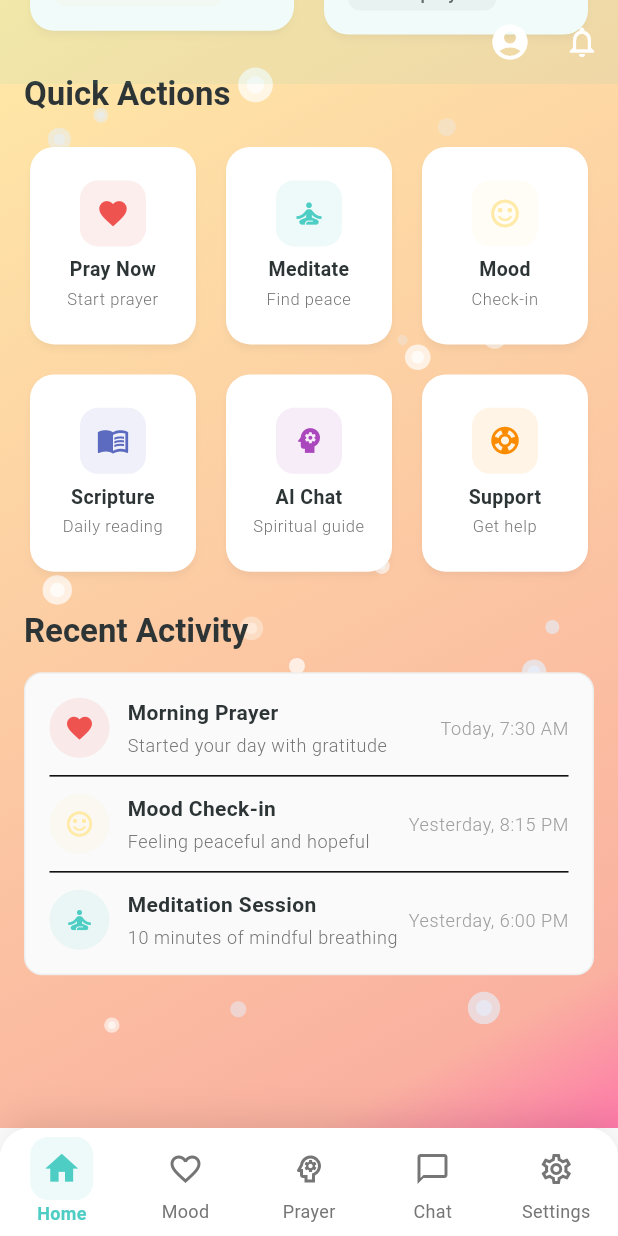
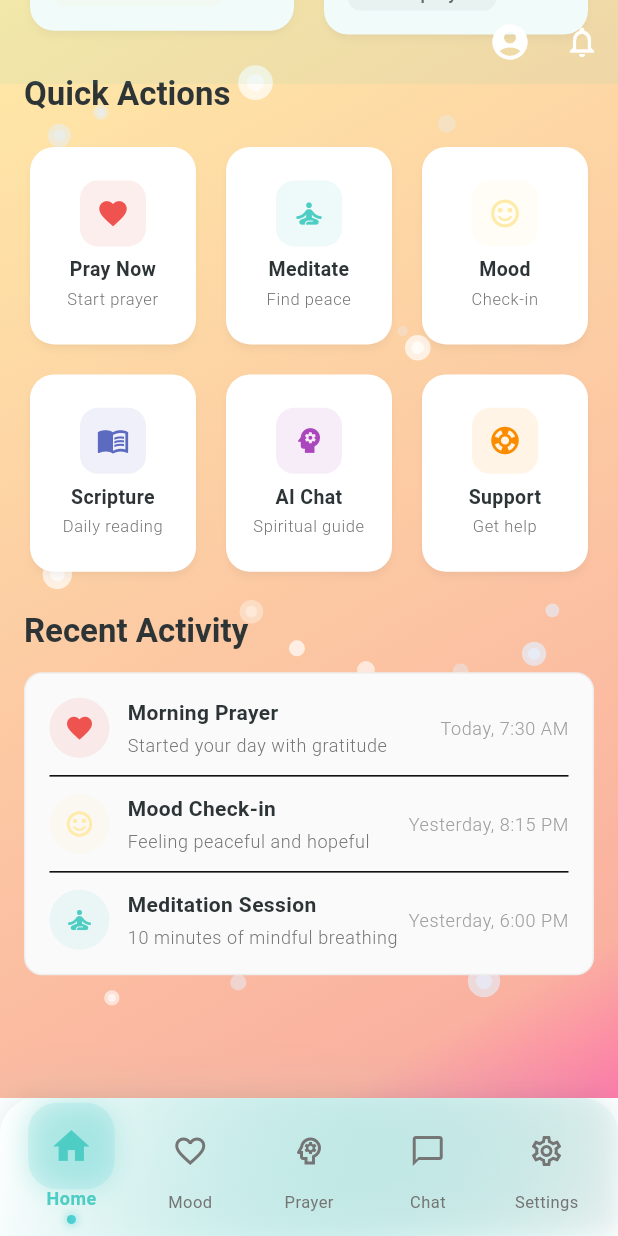
Before and after one commit to ronospace/HealPray, a Flutter app: the AppShell screen opened by its route, scrolled down 576 dp, on a phone screen of 412 x 824 dp. Run offline on Flutter 3.47's test engine with Material 3 defaults, Android fonts, the light colour scheme and no system bars; our stand-ins replace cloud_firestore, connectivity_plus, device_info_plus, equatable, firebase_analytics, firebase_auth and 20 more; accounts and stored records are empty; generated files the repository leaves out were written again; Roboto replaces fonts that are missing (NunitoSans, Poppins).

Commit message:
feat(navigation): Create animated rotating bottom navigation with Flow AI design
- Added smooth 360° rotation animation when icons are tapped
- Implemented scale/pulse animations for active states
- Created gradient background with subtle teal spiritual theme
- Added glowing gradient containers for active icons
- Implemented animated indicator dot below active item
- Enhanced with shadow effects and smooth transitions
- Elastic bounce effect on icon rotation for premium feel
- Custom touch feedback with animated scaling
- Maintains spiritual aesthetic with healing colors

```diff
--- a/healpray_mobile/lib/features/main/widgets/custom_bottom_nav_bar.dart
+++ b/healpray_mobile/lib/features/main/widgets/custom_bottom_nav_bar.dart
@@ -1,9 +1,10 @@
+import 'dart:math' as math;
 import 'package:flutter/material.dart';
 import '../../../core/theme/app_theme.dart';
 import '../screens/app_shell.dart';
 
-/// Custom bottom navigation bar with spiritual theming
-class CustomBottomNavBar extends StatelessWidget {
+/// Custom bottom navigation bar with spiritual theming and rotating animations
+class CustomBottomNavBar extends StatefulWidget {
   const CustomBottomNavBar({
     super.key,
     required this.currentIndex,
@@ -16,61 +17,236 @@ class CustomBottomNavBar extends StatelessWidget {
   final Function(int) onTap;
 
   @override
+  State<CustomBottomNavBar> createState() => _CustomBottomNavBarState();
+}
+
+class _CustomBottomNavBarState extends State<CustomBottomNavBar>
+    with TickerProviderStateMixin {
+  late List<AnimationController> _rotationControllers;
+  late List<AnimationController> _scaleControllers;
+  late List<Animation<double>> _rotationAnimations;
+  late List<Animation<double>> _scaleAnimations;
+  int? _previousIndex;
+
+  @override
+  void initState() {
+    super.initState();
+    _previousIndex = widget.currentIndex;
+
+    // Create animation controllers for each nav item
+    _rotationControllers = List.generate(
+      widget.items.length,
+      (index) => AnimationController(
+        duration: const Duration(milliseconds: 600),
+        vsync: this,
+      ),
+    );
+
+    _scaleControllers = List.generate(
+      widget.items.length,
+      (index) => AnimationController(
+        duration: const Duration(milliseconds: 400),
+        vsync: this,
+      ),
+    );
+
+    // Create rotation animations (0 to 360 degrees)
+    _rotationAnimations = _rotationControllers.map((controller) {
+      return Tween<double>(begin: 0.0, end: 2 * math.pi).animate(
+        CurvedAnimation(parent: controller, curve: Curves.elasticOut),
+      );
+    }).toList();
+
+    // Create scale animations (pulse effect)
+    _scaleAnimations = _scaleControllers.map((controller) {
+      return Tween<double>(begin: 1.0, end: 1.2).animate(
+        CurvedAnimation(parent: controller, curve: Curves.easeInOut),
+      );
+    }).toList();
+
+    // Animate the initially selected item
+    _scaleControllers[widget.currentIndex].forward();
+  }
+
+  @override
+  void didUpdateWidget(CustomBottomNavBar oldWidget) {
+    super.didUpdateWidget(oldWidget);
+
+    if (oldWidget.currentIndex != widget.currentIndex) {
+      // Animate the newly selected item
+      _rotationControllers[widget.currentIndex].forward(from: 0.0);
+      _scaleControllers[widget.currentIndex].forward();
+
+      // Reverse animation for previously selected item
+      if (_previousIndex != null && _previousIndex != widget.currentIndex) {
+        _scaleControllers[_previousIndex!].reverse();
+      }
+
+      _previousIndex = widget.currentIndex;
+    }
+  }
+
+  @override
+  void dispose() {
+    for (var controller in _rotationControllers) {
+      controller.dispose();
+    }
+    for (var controller in _scaleControllers) {
+      controller.dispose();
+    }
+    super.dispose();
+  }
+
+  @override
   Widget build(BuildContext context) {
     return Container(
       decoration: BoxDecoration(
-        color: Colors.white,
-        borderRadius: const BorderRadius.vertical(top: Radius.circular(20)),
+        gradient: LinearGradient(
+          begin: Alignment.topLeft,
+          end: Alignment.bottomRight,
+          colors: [
+            Colors.white,
+            AppTheme.healingTeal.withOpacity(0.02),
+          ],
+        ),
+        borderRadius: const BorderRadius.vertical(top: Radius.circular(24)),
         boxShadow: [
           BoxShadow(
-            color: Colors.black.withValues(alpha: 0.1),
-            blurRadius: 20,
+            color: AppTheme.healingTeal.withOpacity(0.1),
+            blurRadius: 30,
             spreadRadius: 0,
             offset: const Offset(0, -5),
+          ),
+          BoxShadow(
+            color: Colors.black.withOpacity(0.05),
+            blurRadius: 10,
+            spreadRadius: 0,
+            offset: const Offset(0, -2),
           ),
         ],
       ),
       child: ClipRRect(
-        borderRadius: const BorderRadius.vertical(top: Radius.circular(20)),
-        child: BottomNavigationBar(
-          currentIndex: currentIndex,
-          onTap: onTap,
-          type: BottomNavigationBarType.fixed,
-          backgroundColor: Colors.white,
-          selectedItemColor: AppTheme.healingTeal,
-          unselectedItemColor: Colors.grey[600],
-          elevation: 0,
-          selectedLabelStyle: const TextStyle(
-            fontFamily: 'Poppins',
-            fontSize: 12,
-            fontWeight: FontWeight.w600,
+        borderRadius: const BorderRadius.vertical(top: Radius.circular(24)),
+        child: SafeArea(
+          top: false,
+          child: Padding(
+            padding: const EdgeInsets.symmetric(horizontal: 8, vertical: 8),
+            child: Row(
+              mainAxisAlignment: MainAxisAlignment.spaceAround,
+              children: List.generate(widget.items.length, (index) {
+                return _buildNavItem(index);
+              }),
+            ),
           ),
-          unselectedLabelStyle: const TextStyle(
-            fontFamily: 'Poppins',
-            fontSize: 12,
-            fontWeight: FontWeight.w400,
-          ),
-          items: items.map((item) {
-            final isSelected = items.indexOf(item) == currentIndex;
+        ),
+      ),
+    );
+  }
 
-            return BottomNavigationBarItem(
-              icon: AnimatedContainer(
-                duration: const Duration(milliseconds: 200),
-                padding: const EdgeInsets.all(8),
-                decoration: BoxDecoration(
-                  color: isSelected
-                      ? AppTheme.healingTeal.withValues(alpha: 0.1)
-                      : Colors.transparent,
-                  borderRadius: BorderRadius.circular(12),
+  Widget _buildNavItem(int index) {
+    final item = widget.items[index];
+    final isSelected = widget.currentIndex == index;
+
+    return Expanded(
+      child: GestureDetector(
+        onTap: () => widget.onTap(index),
+        behavior: HitTestBehavior.opaque,
+        child: AnimatedBuilder(
+          animation: Listenable.merge([
+            _rotationAnimations[index],
+            _scaleAnimations[index],
+          ]),
+          builder: (context, child) {
+            return Column(
+              mainAxisSize: MainAxisSize.min,
+              children: [
+                // Icon with rotation and scale animations
+                Transform.scale(
+                  scale: isSelected ? _scaleAnimations[index].value : 1.0,
+                  child: Transform.rotate(
+                    angle: isSelected ? _rotationAnimations[index].value : 0.0,
+                    child: Container(
+                      padding: const EdgeInsets.all(12),
+                      decoration: BoxDecoration(
+                        gradient: isSelected
+                            ? LinearGradient(
+                                begin: Alignment.topLeft,
+                                end: Alignment.bottomRight,
+                                colors: [
+                                  AppTheme.healingTeal.withOpacity(0.15),
+                                  AppTheme.healingBlue.withOpacity(0.15),
+                                ],
+                              )
+                            : null,
+                        borderRadius: BorderRadius.circular(16),
+                        boxShadow: isSelected
+                            ? [
+                                BoxShadow(
+                                  color: AppTheme.healingTeal.withOpacity(0.3),
+                                  blurRadius: 12,
+                                  spreadRadius: 0,
+                                ),
+                              ]
+                            : null,
+                      ),
+                      child: Icon(
+                        isSelected ? item.activeIcon : item.icon,
+                        color: isSelected
+                            ? AppTheme.healingTeal
+                            : Colors.grey[600],
+                        size: 24,
+                      ),
+                    ),
+                  ),
                 ),
-                child: Icon(
-                  isSelected ? item.activeIcon : item.icon,
-                  size: isSelected ? 26 : 24,
+
+                const SizedBox(height: 4),
+
+                // Label with fade animation
+                AnimatedDefaultTextStyle(
+                  duration: const Duration(milliseconds: 200),
+                  style: TextStyle(
+                    fontFamily: 'Poppins',
+                    fontSize: isSelected ? 12 : 11,
+                    fontWeight: isSelected ? FontWeight.w600 : FontWeight.w400,
+                    color: isSelected ? AppTheme.healingTeal : Colors.grey[600],
+                    letterSpacing: 0.3,
+                  ),
+                  child: Text(
+                    item.label,
+                    maxLines: 1,
+                    overflow: TextOverflow.ellipsis,
+                  ),
                 ),
-              ),
-              label: item.label,
+
+                // Active indicator dot
+                AnimatedContainer(
+                  duration: const Duration(milliseconds: 300),
+                  margin: const EdgeInsets.only(top: 4),
+                  width: isSelected ? 6 : 0,
+                  height: isSelected ? 6 : 0,
+                  decoration: BoxDecoration(
+                    gradient: LinearGradient(
+                      colors: [
+                        AppTheme.healingTeal,
+                        AppTheme.healingBlue,
+                      ],
+                    ),
+                    shape: BoxShape.circle,
+                    boxShadow: isSelected
+                        ? [
+                            BoxShadow(
+                              color: AppTheme.healingTeal.withOpacity(0.5),
+                              blurRadius: 4,
+                              spreadRadius: 1,
+                            ),
+                          ]
+                        : null,
+                  ),
+                ),
+              ],
             );
-          }).toList(),
+          },
         ),
       ),
     );
```
